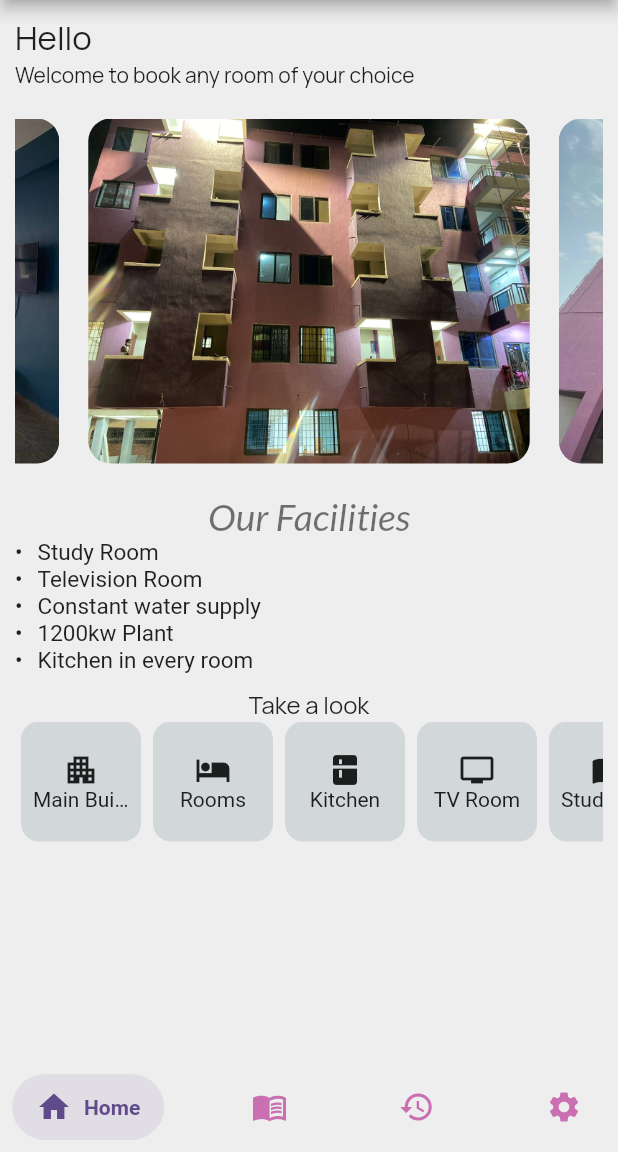
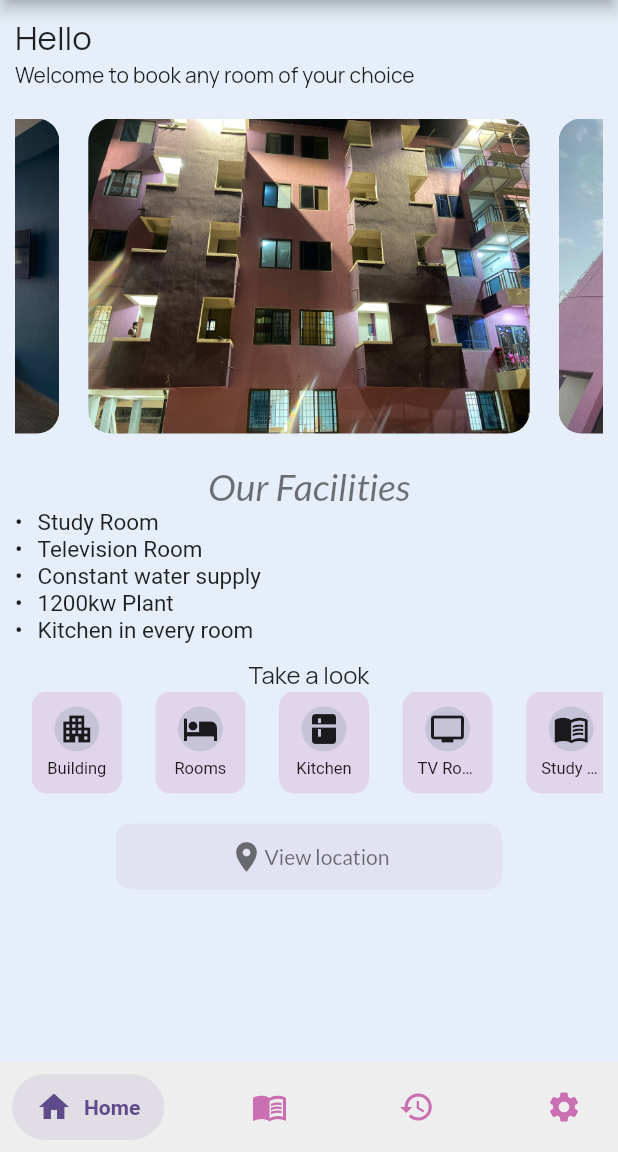
Before and after one commit to padman-1/fortune-royal-hostel-booking-app, a Flutter app: the HomePage screen opened directly, on a phone screen of 412 x 824 dp, the part 84-1236 px from its top. Run offline on Flutter 3.47's test engine with Material 2 defaults, Android fonts, the phone set to English and light mode, and no system bars; drawn by our look-alikes of carousel_slider, salomon_bottom_bar; our stand-ins replace cloud_firestore, firebase_auth, firebase_core, google_fonts, image_picker; accounts and stored records are empty.

Commit message:
updated some tabs and constants.dart

```diff
--- a/lib/config/constants.dart
+++ b/lib/config/constants.dart
@@ -2,3 +2,4 @@ import 'package:flutter/material.dart';
 
 const primaryColor = Color.fromARGB(255, 202, 111, 178);
 const secondaryColor = Color(0xFF5f4b8b);
+const backgroundColor = Color(0xFFE6EFF9);
--- a/lib/pages/home/home_page.dart
+++ b/lib/pages/home/home_page.dart
@@ -38,7 +38,7 @@ class _HomePageState extends State<HomePage> {
           Icons.menu,
           color: Colors.black54,
         ),
-        backgroundColor: Colors.grey[200],
+        backgroundColor: backgroundColor,
         actions: [
           CircleAvatar(
             backgroundImage: AssetImage(
--- a/lib/pages/home/tabs/home_tab.dart
+++ b/lib/pages/home/tabs/home_tab.dart
@@ -32,12 +32,16 @@ class _HomeTabState extends State<HomeTab> {
     '1200kw Plant',
     'Kitchen in every room',
   ];
+
+  List<String> facilities1 = [];
   @override
   Widget build(BuildContext context) {
     final devSize = MediaQuery.of(context).size;
     return SingleChildScrollView(
       physics: const BouncingScrollPhysics(),
       child: Container(
+        height: devSize.height,
+        color: backgroundColor,
         padding: const EdgeInsets.only(
           left: 10,
           right: 10,
@@ -68,7 +72,7 @@ class _HomeTabState extends State<HomeTab> {
                 return buildImage(urlImage, index);
               }),
               options: CarouselOptions(
-                height: 230,
+                height: 210,
                 autoPlay: true,
                 // enlargeCenterPage: true,
                 // autoPlayInterval: Duration(seconds: 0),
@@ -127,12 +131,14 @@ class _HomeTabState extends State<HomeTab> {
               child: SingleChildScrollView(
                 scrollDirection: Axis.horizontal,
                 physics: BouncingScrollPhysics(),
+                child: SizedBox(
+                  width: devSize.width,
                   child: Row(
-                  // mainAxisAlignment: MainAxisAlignment.spaceBetween,
+                    mainAxisAlignment: MainAxisAlignment.spaceAround,
                     children: [
                       _FacilitiesList(
                         myicon: Icon(Icons.apartment),
-                      title: 'Main Building',
+                        title: 'Building',
                         ontap: () {},
                       ),
                       _FacilitiesList(
@@ -151,7 +157,10 @@ class _HomeTabState extends State<HomeTab> {
                           title: 'Kitchen',
                           ontap: () {}),
                       _FacilitiesList(
-                        myicon: Icon(Icons.tv), title: 'TV Room', ontap: () {}),
+                        myicon: Icon(Icons.tv),
+                        title: 'TV Room',
+                        ontap: () {},
+                      ),
                       _FacilitiesList(
                           myicon: Icon(Icons.menu_book),
                           title: 'Study Room',
@@ -160,13 +169,48 @@ class _HomeTabState extends State<HomeTab> {
                   ),
                 ),
               ),
+            ),
             const SizedBox(
-              height: 20,
+              height: 15,
             ),
+
+            Center(
+              child: GestureDetector(
+                child: Container(
+                  width: devSize.width / 1.6,
+                  padding: const EdgeInsets.symmetric(
+                    horizontal: 20,
+                    vertical: 10,
+                  ),
+                  margin: EdgeInsets.symmetric(vertical: 5),
+                  decoration: BoxDecoration(
+                    // border: Border.all(),
+                    color: primaryColor.withOpacity(0.1),
+                    // color: secondaryColor,
+                    borderRadius: BorderRadius.circular(10),
+                  ),
+                  child: Row(
+                    mainAxisAlignment: MainAxisAlignment.center,
+                    children: [
+                      const Icon(
+                        Icons.location_on,
+                        color: Colors.black54,
+                      ),
+                      Text(
+                        'View location',
+                        style: GoogleFonts.lato(color: Colors.black54),
+                      ),
+                    ],
+                  ),
+                ),
+              ),
+            ),
+
             // Text(
-            //   'Few Excerpts',
+            //   'View location',
             //   style: GoogleFonts.manrope(fontSize: 16),
             // ),
+            // SizedBox(height: 20,),
           ],
         ),
       ),
@@ -202,33 +246,47 @@ class _FacilitiesList extends StatelessWidget {
   });
   Widget myicon;
   String title;
-  Function ontap;
+  void Function() ontap;
   @override
   Widget build(BuildContext context) {
-    return Container(
-      height: 80,
-      width: 80,
+    return GestureDetector(
+      onTap: ontap,
+      child: Container(
+        decoration: BoxDecoration(
+          color: primaryColor.withOpacity(0.2),
+          borderRadius: BorderRadius.circular(10),
+        ),
+        // height: 70,
+        width: 60,
         padding: const EdgeInsets.symmetric(
-        horizontal: 8,
+          horizontal: 10,
           vertical: 10,
-      ),
-      margin: const EdgeInsets.symmetric(
-        horizontal: 4,
-      ),
-      decoration: BoxDecoration(
-        borderRadius: BorderRadius.circular(12),
-        color: Colors.blueGrey.withOpacity(0.2),
         ),
         child: Column(
           mainAxisAlignment: MainAxisAlignment.center,
-        crossAxisAlignment: CrossAxisAlignment.center,
           children: [
-          myicon,
+            Container(
+              height: 30,
+              width: 30,
+              decoration: BoxDecoration(
+                borderRadius: BorderRadius.circular(50),
+                color: Colors.blueGrey.withOpacity(0.2),
+              ),
+              child: myicon,
+            ),
+            const SizedBox(
+              height: 5,
+            ),
             Text(
               title,
               overflow: TextOverflow.ellipsis,
+              maxLines: 1,
+              style: const TextStyle(
+                fontSize: 11,
+              ),
             ),
           ],
+        ),
       ),
     );
   }
```
Also changed, not shown: lib/pages/auth/components/sign_in_from.dart (+2 -8 lines), lib/pages/home/tabs/booking_tab.dart (+19 -34 lines). Lines whose indentation alone changed are shown as unchanged.
